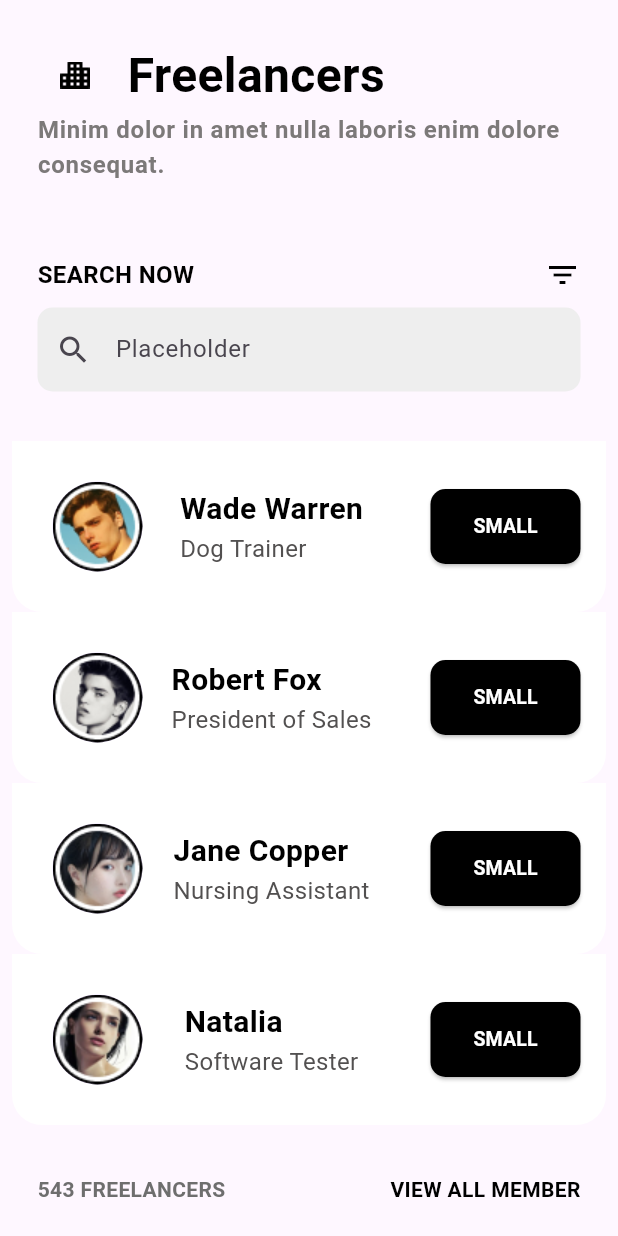
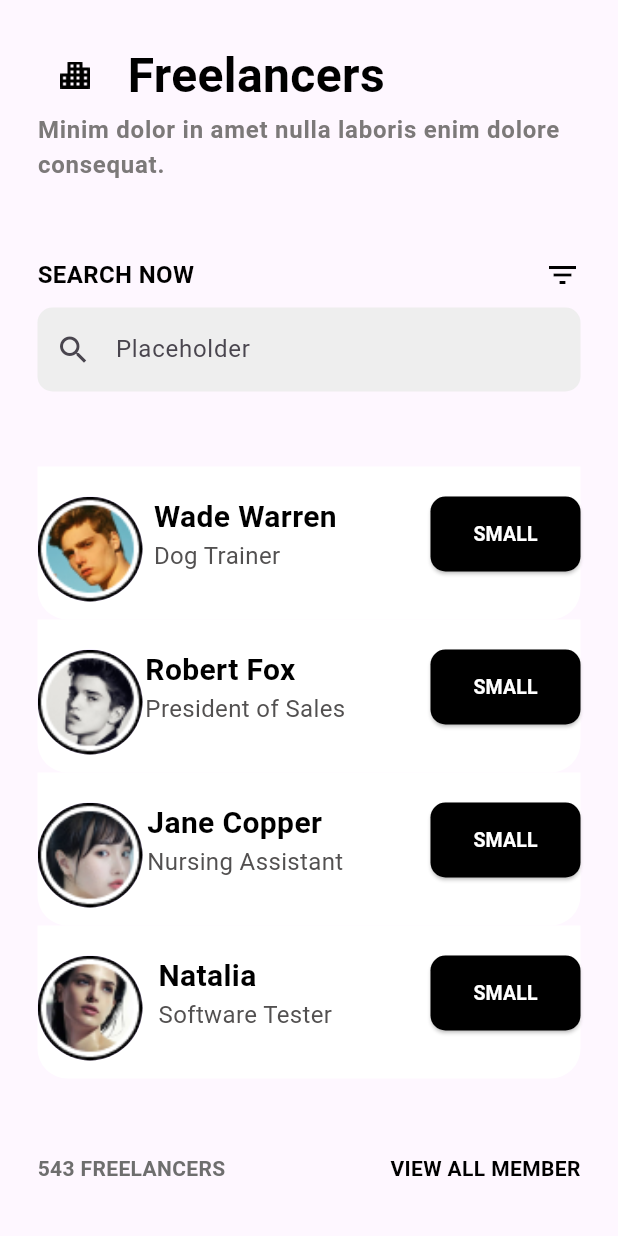
Before and after one commit to kevinalexa20/slicing-simple-ui-flutter, a Flutter app: the screen it shows after launch, after a tap on "Card Ke-1", on a phone screen of 412 x 824 dp. Run offline on Flutter 3.47's test engine with Material 2 defaults, Android fonts, the phone set to English and light mode, and no system bars; our stand-ins replace material_design_icons_flutter, simple_gradient_text, step_progress_indicator.

Commit message:
fix padding card1

```diff
--- a/lib/main.dart
+++ b/lib/main.dart
@@ -22,7 +22,7 @@ class MyApp extends StatelessWidget {
       initialRoute: '/',
       routes: {
         '/': (context) => const HomePage(),
-        '/card_one': (context) => const CardOne(key: Key('cardOne')),
+        // '/card_one': (context) => const CardOne(key: Key('cardOne')),
       },
     );
   }
--- a/lib/screens/card_one.dart
+++ b/lib/screens/card_one.dart
@@ -18,7 +18,7 @@ class CardOne extends StatelessWidget {
             searchContent(),
             //CARD BODY CONTENT
             const Padding(
-              padding: EdgeInsets.all(8.0),
+              padding: EdgeInsets.all(25.0),
               child: Column(
                 children: [
                   UserProfile(
--- a/lib/src/common_widget/user_profile.dart
+++ b/lib/src/common_widget/user_profile.dart
@@ -23,7 +23,7 @@ class UserProfile extends StatelessWidget {
           bottomRight: Radius.circular(20),
         ),
       ),
-      padding: const EdgeInsets.all(17),
+      padding: const EdgeInsets.only(bottom: 12),
       child: Row(
         mainAxisAlignment: MainAxisAlignment.spaceBetween,
         children: [
@@ -33,14 +33,14 @@ class UserProfile extends StatelessWidget {
               //   shape: BoxShape.circle,
               //   color: Colors.grey[400],
               // ),
-              padding: const EdgeInsets.all(10),
+              padding: const EdgeInsets.only(top: 20),
               child: CircleAvatar(
-                radius: 30,
+                radius: 35,
                 backgroundImage: AssetImage(photoUrl),
               )),
           //name and position
           Padding(
-            padding: const EdgeInsets.only(right: 30),
+            padding: const EdgeInsets.only(right: 55),
             child: Column(
               crossAxisAlignment: CrossAxisAlignment.start,
               children: [
```
